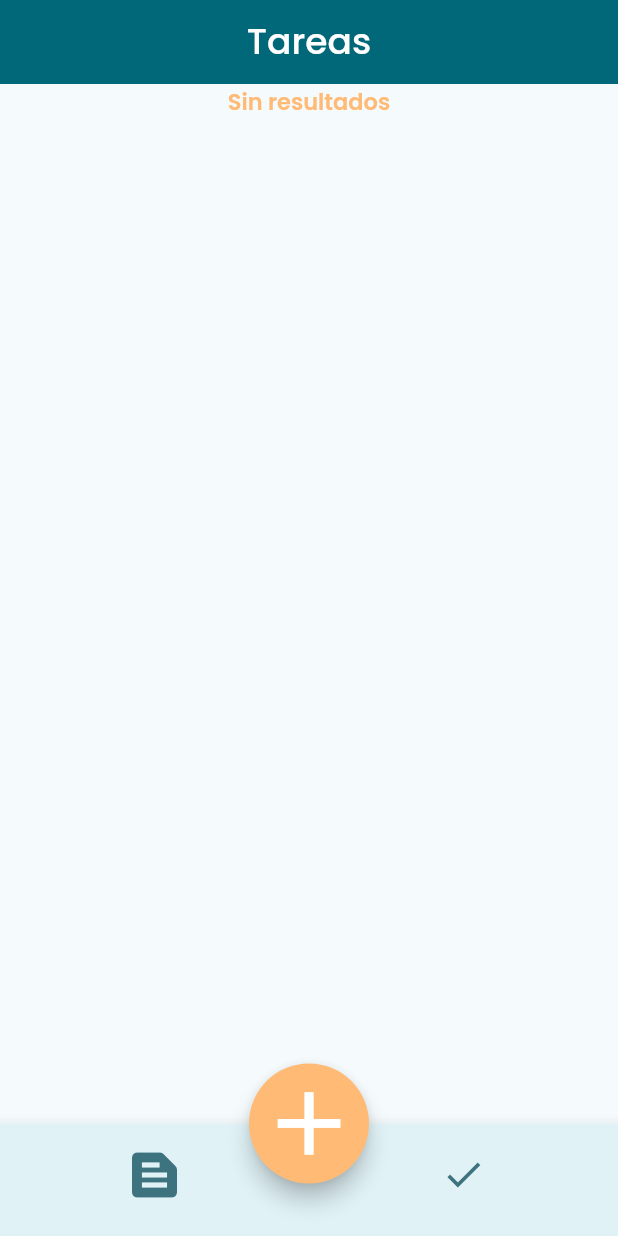
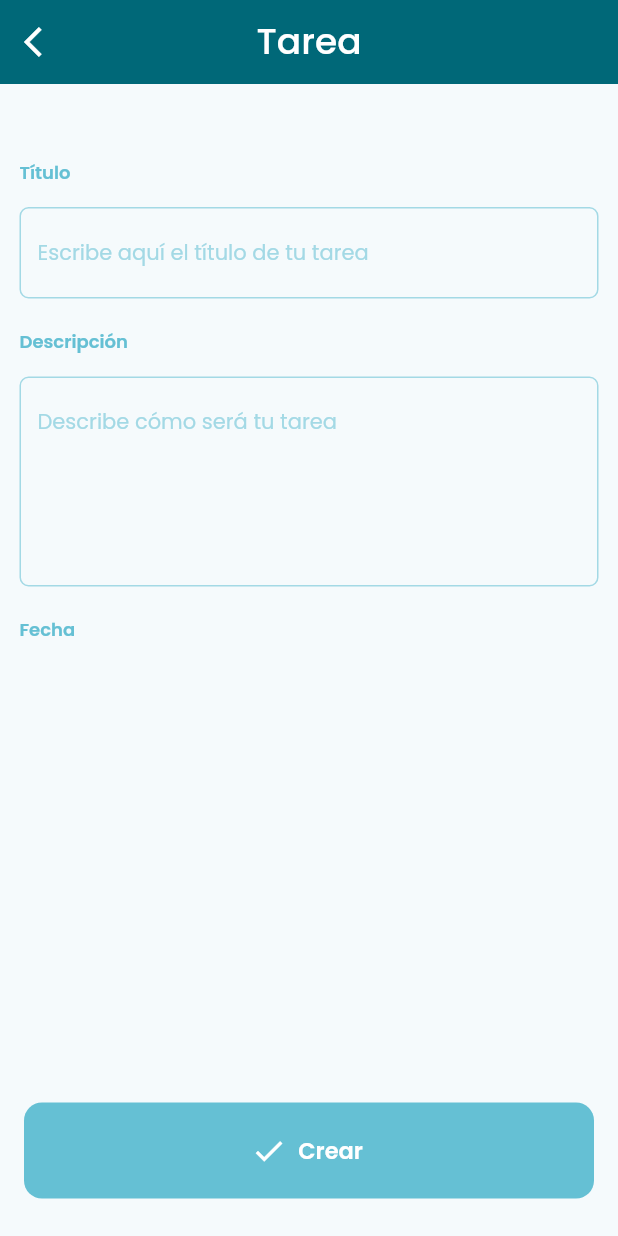
Before and after one commit to pmezquita/test-flutter-gestion-tareas, a Flutter app: the screen it shows after launch, after a tap on the "add" icon, on a phone screen of 412 x 824 dp. Run offline on Flutter 3.47's test engine with Material 2 defaults, Android fonts, the phone set to English and light mode, and no system bars; our stand-ins replace go_router, google_fonts; network calls fail.

Commit message:
[ADD] Se inicia pantalla de task

```diff
--- a/lib/models/task_model.dart
+++ b/lib/models/task_model.dart
@@ -1,6 +1,4 @@
 import 'dart:convert';
-
-import 'package:flutter/material.dart';
 import 'package:intl/intl.dart';
 
 import '../api/api_task.dart';
@@ -68,40 +66,4 @@ class Task {
     "created_at": createdAt?.toIso8601String(),
     "updated_at": updatedAt?.toIso8601String(),
   };
-
-  static List<DropdownMenuItem<int>> getDropdownDia(int year, int month) {
-    final lastDay = DateTime(year, month + 1, 0).day;
-    return List.generate(
-        lastDay, (index) => DropdownMenuItem<int>(value: index + 1, child: Text((index + 1).toString())));
-  }
-
-  static List<DropdownMenuItem<int>> getDropdownMes() {
-    List<DropdownMenuItem<int>> list = [];
-    mesesMap.forEach((key, value) {
-      list.add(DropdownMenuItem(value: key, child: Text(value)));
-    });
-    return list;
-  }
-
-  static const mesesMap = {
-    1: 'Enero',
-    2: 'Febrero',
-    3: 'Marzo',
-    4: 'Abril',
-    5: 'Mayo',
-    6: 'Junio',
-    7: 'Julio',
-    8: 'Agosto',
-    9: 'Septiembre',
-    10: 'Octubre',
-    11: 'Noviembre',
-    12: 'Diciembre',
-  };
-
-  static List<DropdownMenuItem<int>> getDropdownAnio(int year) {
-    final currentYear = DateTime.now().year;
-    final initYear = year < DateTime.now().year ? year : currentYear;
-    return List.generate(
-        50, (index) => DropdownMenuItem(value: initYear + index, child: Text((initYear + index).toString())));
-  }
 }
--- a/lib/presentation/home/home_page.dart
+++ b/lib/presentation/home/home_page.dart
@@ -3,6 +3,7 @@ import 'package:gestion_tareas/api/api_task.dart' as api;
 import 'package:gestion_tareas/presentation/home/widgets/card_task.dart';
 import 'package:gestion_tareas/presentation/home/widgets/fab.dart';
 import 'package:gestion_tareas/providers/home_provider.dart';
+import 'package:go_router/go_router.dart';
 import 'package:provider/provider.dart';
 
 import '../../models/task_model.dart';
@@ -22,7 +23,7 @@ class HomePage extends StatelessWidget {
         title: Text('Tareas'),
       ),
       floatingActionButtonLocation: FloatingActionButtonLocation.centerDocked,
-      floatingActionButton: Fab(onPressed: () => {}),
+      floatingActionButton: Fab(onPressed: () => context.pushNamed('taskForm', params: {'taskId': '0'})),
       bottomNavigationBar: BottomNavigationBar(
         currentIndex: context.watch<Home>().selectedIndex,
         onTap: (index) => context.read<Home>().selectedIndex = index,
--- a/lib/presentation/home/widgets/card_task.dart
+++ b/lib/presentation/home/widgets/card_task.dart
@@ -47,7 +47,7 @@ class CardTask extends StatelessWidget {
                   const SizedBox(height: 10.0),
                 ],
               ),
-              onTap: () => context.goNamed('taskView/${task.id}')), // TODO: implementar nueva pantalla
+              onTap: () => context.pushNamed('taskForm', params: {'taskId': '${task.id}'})),
         ),
         onLongPress: () => _onDelete(context),
       ),
--- /dev/null
+++ b/lib/presentation/task/task_page.dart
@@ -0,0 +1,174 @@
+import 'package:flutter/material.dart';
+import 'package:gestion_tareas/models/task_model.dart';
+import 'package:gestion_tareas/presentation/task/widgets/button_task.dart';
+import 'package:gestion_tareas/presentation/task/widgets/button_task_update.dart';
+
+import '../../helpers/constants.dart';
+import '../../theme/app_theme.dart';
+import '../shared/widgets/decoration_field.dart';
+import '../shared/widgets/label_field.dart';
+
+class TaskPage extends StatelessWidget {
+  final String taskId;
+
+  const TaskPage({Key? key, required this.taskId}) : super(key: key);
+
+  @override
+  Widget build(BuildContext context) {
+    final GlobalKey<FormState> formKey = GlobalKey<FormState>();
+    Task task = new Task();
+
+    return Scaffold(
+      appBar: AppBar(
+        title: Text('Tarea'),
+        leading: IconButton(
+          icon: const Icon(Icons.arrow_back_ios),
+          onPressed: () => Navigator.pop(context),
+        ),
+      ),
+      body: CustomScrollView(
+        slivers: [
+          SliverFillRemaining(
+            hasScrollBody: false,
+            child: Column(
+              children: <Widget>[
+                const SizedBox(height: 30.0),
+                Padding(
+                  padding: myPaddingForm,
+                  child: Form(
+                    key: formKey,
+                    child: Column(
+                      children: [
+                        const LabelField(label: 'Título'),
+                        TextFormField(
+                          initialValue: task.title,
+                          enabled: task.isEditable,
+                          decoration: textFieldDecoration(
+                            hint: 'Escribe aquí el título de tu tarea',
+                            enabled: task.isEditable,
+                          ),
+                          validator: (value) {
+                            if (value == null || value.isEmpty) return errorCampoObligatorio;
+
+                            return null;
+                          },
+                          onSaved: (value) {
+                            task.title = value ?? '';
+                          },
+                        ),
+                        const LabelField(label: 'Descripción'),
+                        TextFormField(
+                          initialValue: task.description,
+                          enabled: task.isEditable,
+                          keyboardType: TextInputType.multiline,
+                          maxLines: 5,
+                          decoration: textFieldDecoration(
+                            hint: 'Describe cómo será tu tarea',
+                            enabled: task.isEditable,
+                          ),
+                          validator: (value) {
+                            if (value == null || value.isEmpty) return errorCampoObligatorio;
+
+                            return null;
+                          },
+                          onSaved: (value) {
+                            task.description = value;
+                          },
+                        ),
+                        const LabelField(label: 'Fecha'),
+                        // _rowFecha(task, context),
+                      ],
+                    ),
+                  ),
+                ),
+                const Expanded(child: SizedBox.shrink()),
+                _getButtonActualizar(task, context, formKey),
+                _getButtonPrincipal(task, context, formKey),
+              ],
+            ),
+          ),
+        ],
+      ),
+    );
+  }
+
+  Widget _getButtonActualizar(
+    Task tarea,
+    BuildContext context,
+    GlobalKey<FormState> formKey,
+  ) {
+    return (!tarea.isNew && tarea.isEditable)
+        ? ButtonTaskUpdate(
+            text: 'Actualizar',
+            onPressed: () => _onCreateUpdate(tarea: tarea, formKey: formKey),
+          )
+        : const SizedBox.shrink();
+  }
+
+  Widget _getButtonPrincipal(
+    Task tarea,
+    BuildContext context,
+    GlobalKey<FormState> formKey,
+  ) {
+    return tarea.isNew
+        ? ButtonTask(
+            text: 'Crear',
+            icon: Icons.check,
+            onPressed: () => _onCreateUpdate(tarea: tarea, formKey: formKey),
+          )
+        : tarea.isEditable
+            ? ButtonTask(
+                text: 'Completar Tarea',
+                icon: Icons.check,
+                onPressed: () => _onCreateUpdate(
+                  tarea: tarea,
+                  formKey: formKey,
+                  markCompleted: true,
+                ),
+              )
+            : const SizedBox.shrink();
+  }
+
+  void _onCreateUpdate({
+    required Task tarea,
+    required GlobalKey<FormState> formKey,
+    bool markCompleted = false,
+  }) async {
+    if (!(formKey.currentState?.validate() ?? false)) {
+      return;
+    } else {
+      // formKey.currentState?.save();
+      // final context = formKey.currentContext!;
+      //
+      // // Crear tarea en la BD
+      // tarea.fecha = DateTime(tarea.anio!, tarea.mes!, tarea.dia!);
+      // if (tarea.isNew) {
+      //   tarea.createdBy = int.tryParse(idUser);
+      //   if ((await TaskDb.insert(tarea)) == 0) {
+      //     if (context.mounted) {
+      //       showDialog<String>(
+      //           context: context,
+      //           builder: (BuildContext context) => const AlertDialogError(msg: 'Error creando tarea'));
+      //     }
+      //     return;
+      //   }
+      // } else {
+      //   if (markCompleted) tarea.setCompleted();
+      //
+      //   if ((await TaskDb.update(tarea)) == 0) {
+      //     if (context.mounted) {
+      //       showDialog<String>(
+      //           context: context,
+      //           builder: (BuildContext context) => const AlertDialogError(msg: 'Error acrualizando tarea'));
+      //     }
+      //     return;
+      //   }
+      // }
+      // // Emitir estado y Redireccionar a Home
+      // if (context.mounted) {
+      //   BlocProvider.of<HomeBloc>(context).add(SetHomeEvent(0));
+      //   Navigator.pop(context);
+      // }
+    }
+  }
+}
--- /dev/null
+++ b/lib/presentation/task/widgets/button_task.dart
@@ -0,0 +1,33 @@
+import 'package:flutter/material.dart';
+
+import '../../../theme/app_theme.dart';
+import '../../shared/widgets/button_principal.dart';
+class ButtonTask extends StatelessWidget {
+  final String text;
+  final bool isPrimary;
+  final IconData? icon;
+  final VoidCallback? onPressed;
+
+  const ButtonTask({
+    Key? key,
+    required this.text,
+    this.isPrimary = true,
+    this.icon,
+    this.onPressed,
+  }) : super(key: key);
+
+  @override
+  Widget build(BuildContext context) {
+    return Container(
+      width: double.infinity,
+      height: 64.0,
+      margin: marginBtnFormPrincipal,
+      child: ButtonPrincipal(
+        text: text,
+        isPrimary: isPrimary,
+        icon: icon,
+        onPressed: onPressed ?? () {},
+      ),
+    );
+  }
+}
--- a/lib/router/my_go_router.dart
+++ b/lib/router/my_go_router.dart
@@ -1,3 +1,4 @@
+import 'package:gestion_tareas/presentation/task/task_page.dart';
 import 'package:go_router/go_router.dart';
 import '../presentation/home/home_page.dart';
 
@@ -8,5 +9,10 @@ final myGoRouter = GoRouter(
       name: 'home',
       builder: (context, state) => HomePage(),
     ),
+    GoRoute(
+      path: '/task/:taskId',
+      name: 'taskForm',
+      builder: (context, state) => TaskPage(taskId: state.params['taskId'] ?? '0'),
+    ),
   ],
 );
```
Also changed, not shown: lib/api/api_task.dart (+15 -0 lines), lib/presentation/task/widgets/button_task_update.dart (added, +32 -0 lines).
